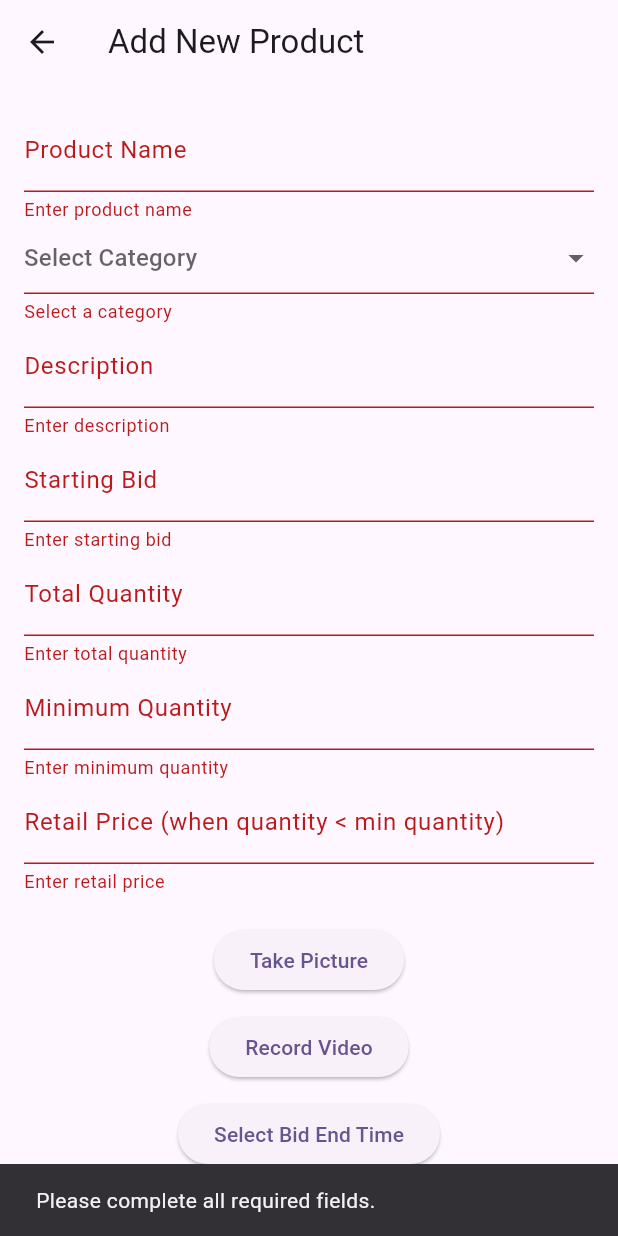
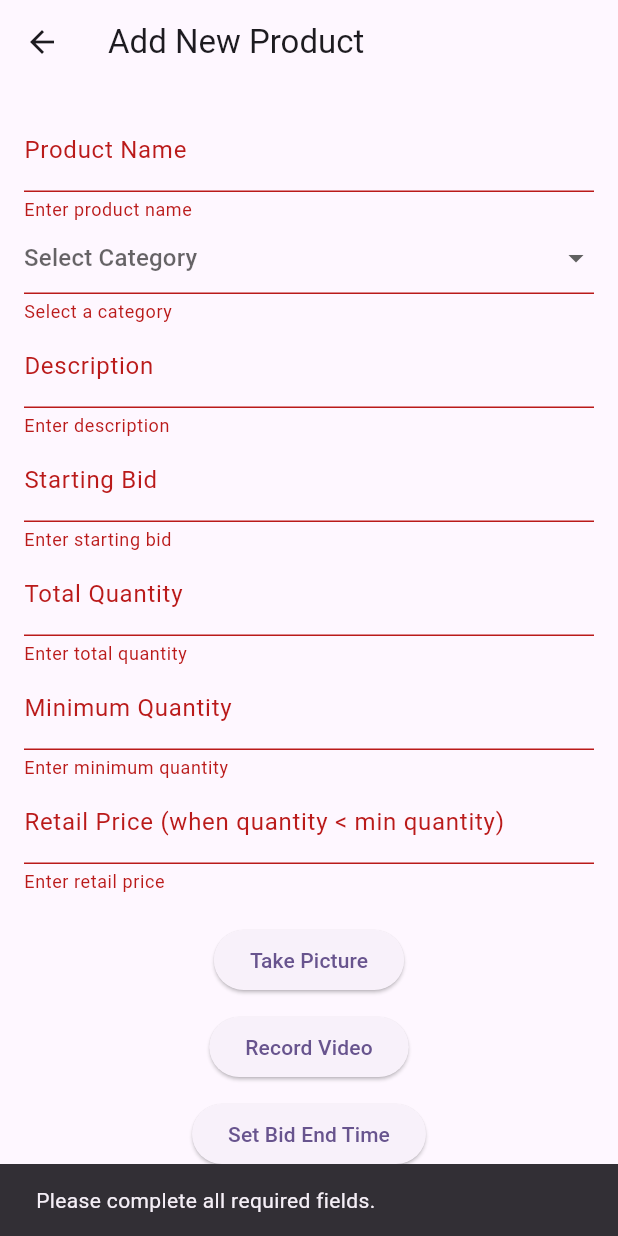
Before and after one commit to FarmConnect-1/Farmconnect, a Flutter app: the AddProductPage screen opened directly, after a tap on "Add Product", on a phone screen of 412 x 824 dp. Run offline on Flutter 3.47's test engine with Material 3 defaults, Android fonts, the phone set to English and light mode, and no system bars; our stand-ins replace cloud_firestore, firebase_auth, firebase_core, firebase_storage, image_picker, video_player; accounts and stored records are empty.

Commit message:
bhot kuch kiya hai bhai

```diff
--- a/lib/main.dart
+++ b/lib/main.dart
@@ -15,6 +15,7 @@ import 'pages/bid_history_page.dart'; // Import bid history page
 import 'pages/order_history_page.dart';
 import 'pages/farmer_order_history_page.dart';
 import 'pages/select_transport_provider.dart';
+import 'pages/retailer_offers.dart';
 
 void main() async {
   WidgetsFlutterBinding.ensureInitialized();
@@ -50,7 +51,8 @@ class MyApp extends StatelessWidget {
         '/bid_history': (context) => const BidHistoryPage(), // Bid history route
         '/order_history': (context) => const OrderHistoryPage(),
         '/farmer_order_history': (context) => const FarmerOrderHistoryPage(),
-        '/selectTransportProvider': (context) => const SelectTransportProviderPage(productId: '', productName: '',) // Ensure this is defined correctly
+        '/selectTransportProvider': (context) => const SelectTransportProviderPage(productId: '', productName: '',), // Ensure this is defined correctly
+        '/retailer_offers' : (context) => const RetailerOffers()
       },
     );
   }
--- a/lib/pages/add_product_page.dart
+++ b/lib/pages/add_product_page.dart
@@ -29,7 +29,8 @@ class _AddProductPageState extends State<AddProductPage> {
   String? _videoUrl;
 
   Future<void> _takePicture() async {
-    final pickedFile = await ImagePicker().pickImage(source: ImageSource.camera);
+    final pickedFile =
+    await ImagePicker().pickImage(source: ImageSource.camera);
     if (pickedFile != null) {
       setState(() {
         _isLoading = true;
@@ -54,7 +55,8 @@ class _AddProductPageState extends State<AddProductPage> {
   }
 
   Future<void> _recordVideo() async {
-    final pickedFile = await ImagePicker().pickVideo(source: ImageSource.camera);
+    final pickedFile =
+    await ImagePicker().pickVideo(source: ImageSource.camera);
     if (pickedFile != null) {
       setState(() {
         _isLoading = true;
@@ -75,7 +77,8 @@ class _AddProductPageState extends State<AddProductPage> {
   Future<String?> _uploadFile(File file, String folder) async {
     try {
       String fileName = DateTime.now().millisecondsSinceEpoch.toString();
-      Reference storageRef = FirebaseStorage.instance.ref().child('$folder/$fileName');
+      Reference storageRef =
+      FirebaseStorage.instance.ref().child('$folder/$fileName');
       await storageRef.putFile(file);
       return await storageRef.getDownloadURL();
     } catch (e) {
@@ -85,7 +88,9 @@ class _AddProductPageState extends State<AddProductPage> {
   }
 
   Future<void> _addProduct() async {
-    if (!_formKey.currentState!.validate() || _imageFiles.isEmpty || _bidEndTime == null) {
+    if (!_formKey.currentState!.validate() ||
+        _imageFiles.isEmpty ||
+        _bidEndTime == null) {
       ScaffoldMessenger.of(context).showSnackBar(
         const SnackBar(content: Text('Please complete all required fields.')),
       );
@@ -122,7 +127,19 @@ class _AddProductPageState extends State<AddProductPage> {
           const SnackBar(content: Text('Product added successfully')),
         );
 
-        _resetForm();
+        productNameController.clear();
+        descriptionController.clear();
+        startingBidController.clear();
+        totalQuantityController.clear();
+        minQuantityController.clear();
+        retailPriceController.clear();
+        _imageFiles.clear();
+        _imageUrls.clear();
+        _videoFile = null;
+        _bidEndTime = null;
+
+        Navigator.of(context)
+            .pushNamedAndRemoveUntil('/farmer_home', (route) => false);
       } catch (e) {
         ScaffoldMessenger.of(context).showSnackBar(
           SnackBar(content: Text('Error adding product: $e')),
@@ -133,21 +150,6 @@ class _AddProductPageState extends State<AddProductPage> {
         });
       }
     }
-  }
-
-  void _resetForm() {
-    productNameController.clear();
-    descriptionController.clear();
-    startingBidController.clear();
-    totalQuantityController.clear();
-    minQuantityController.clear();
-    retailPriceController.clear();
-    _imageFiles.clear();
-    _imageUrls.clear();
-    _videoFile = null;
-    _bidEndTime = null;
-
-    Navigator.of(context).pushNamedAndRemoveUntil('/farmer_home', (route) => false);
   }
 
   Future<void> _pickEndTime(BuildContext context) async {
@@ -166,13 +168,8 @@ class _AddProductPageState extends State<AddProductPage> {
 
       if (pickedTime != null) {
         setState(() {
-          _bidEndTime = DateTime(
-            pickedDate.year,
-            pickedDate.month,
-            pickedDate.day,
-            pickedTime.hour,
-            pickedTime.minute,
-          );
+          _bidEndTime = DateTime(pickedDate.year, pickedDate.month,
+              pickedDate.day, pickedTime.hour, pickedTime.minute);
         });
       }
     }
@@ -194,7 +191,8 @@ class _AddProductPageState extends State<AddProductPage> {
                 TextFormField(
                   controller: productNameController,
                   decoration: const InputDecoration(labelText: 'Product Name'),
-                  validator: (value) => value == null || value.isEmpty ? 'Enter product name' : null,
+                  validator: (value) =>
+                  value == null || value.isEmpty ? 'Enter product name' : null,
                 ),
                 DropdownButtonFormField<String>(
                   hint: const Text('Select Category'),
@@ -202,7 +200,8 @@ class _AddProductPageState extends State<AddProductPage> {
                   items: ['grains', 'veges', 'fruits']
                       .map((category) => DropdownMenuItem(
                     value: category,
-                    child: Text(category[0].toUpperCase() + category.substring(1)),
+                    child: Text(
+                        category[0].toUpperCase() + category.substring(1)),
                   ))
                       .toList(),
                   onChanged: (value) {
@@ -210,20 +209,26 @@ class _AddProductPageState extends State<AddProductPage> {
                       _selectedCategory = value;
                     });
                   },
-                  validator: (value) => value == null ? 'Select a category' : null,
+                  validator: (value) =>
+                  value == null ? 'Select a category' : null,
                 ),
                 TextFormField(
                   controller: descriptionController,
                   decoration: const InputDecoration(labelText: 'Description'),
-                  validator: (value) => value == null || value.isEmpty ? 'Enter description' : null,
+                  validator: (value) =>
+                  value == null || value.isEmpty ? 'Enter description' : null,
                 ),
                 TextFormField(
                   controller: startingBidController,
                   decoration: const InputDecoration(labelText: 'Starting Bid'),
                   keyboardType: TextInputType.number,
                   validator: (value) {
-                    if (value == null || value.isEmpty) return 'Enter starting bid';
-                    if (double.tryParse(value) == null) return 'Enter a valid number';
+                    if (value == null || value.isEmpty) {
+                      return 'Enter starting bid';
+                    }
+                    if (double.tryParse(value) == null) {
+                      return 'Enter a valid number';
+                    }
                     return null;
                   },
                 ),
@@ -232,8 +237,12 @@ class _AddProductPageState extends State<AddProductPage> {
                   decoration: const InputDecoration(labelText: 'Total Quantity'),
                   keyboardType: TextInputType.number,
                   validator: (value) {
-                    if (value == null || value.isEmpty) return 'Enter total quantity';
-                    if (int.tryParse(value) == null) return 'Enter a valid number';
+                    if (value == null || value.isEmpty) {
+                      return 'Enter total quantity';
+                    }
+                    if (int.tryParse(value) == null) {
+                      return 'Enter a valid number';
+                    }
                     return null;
                   },
                 ),
@@ -242,8 +251,12 @@ class _AddProductPageState extends State<AddProductPage> {
                   decoration: const InputDecoration(labelText: 'Minimum Quantity'),
                   keyboardType: TextInputType.number,
                   validator: (value) {
-                    if (value == null || value.isEmpty) return 'Enter minimum quantity';
-                    if (int.tryParse(value) == null) return 'Enter a valid number';
+                    if (value == null || value.isEmpty) {
+                      return 'Enter minimum quantity';
+                    }
+                    if (int.tryParse(value) == null) {
+                      return 'Enter a valid number';
+                    }
                     return null;
                   },
                 ),
@@ -253,13 +266,20 @@ class _AddProductPageState extends State<AddProductPage> {
                       labelText: 'Retail Price (when quantity < min quantity)'),
                   keyboardType: TextInputType.number,
                   validator: (value) {
-                    if (value == null || value.isEmpty) return 'Enter retail price';
-                    if (double.tryParse(value) == null) return 'Enter a valid price';
+                    if (value == null || value.isEmpty) {
+                      return 'Enter retail price';
+                    }
+                    if (double.tryParse(value) == null) {
+                      return 'Enter a valid price';
+                    }
                     return null;
                   },
                 ),
                 const SizedBox(height: 20),
-                ElevatedButton(onPressed: _takePicture, child: const Text('Take Picture')),
+                ElevatedButton(
+                  onPressed: _takePicture,
+                  child: const Text('Take Picture'),
+                ),
                 const SizedBox(height: 10),
                 if (_imageFiles.isNotEmpty)
                   SizedBox(
@@ -273,21 +293,23 @@ class _AddProductPageState extends State<AddProductPage> {
                       ),
                     ),
                   ),
-                ElevatedButton(onPressed: _recordVideo, child: const Text('Record Video')),
+                ElevatedButton(
+                  onPressed: _recordVideo,
+                  child: const Text('Record Video'),
+                ),
                 const SizedBox(height: 10),
-                if (_videoFile != null) const Text('Video Recorded'),
                 ElevatedButton(
                   onPressed: () => _pickEndTime(context),
-                  child: const Text('Select Bid End Time'),
+                  child: const Text('Set Bid End Time'),
                 ),
-                const SizedBox(height: 10),
-                if (_bidEndTime != null) Text('Bid End Time: $_bidEndTime'),
+                if (_bidEndTime != null)
+                  Text(
+                      'Bid End Time: ${_bidEndTime!.toLocal().toString().split(' ')[0]} ${_bidEndTime!.toLocal().toString().split(' ')[1]}'),
                 const SizedBox(height: 20),
-                if (_isLoading) const CircularProgressIndicator(),
-                ElevatedButton(
-                  onPressed: _isLoading ? null : _addProduct,
-                  child: const Text('Add Product'),
-                ),
+                _isLoading
+                    ? const CircularProgressIndicator()
+                    : ElevatedButton(
+                    onPressed: _addProduct, child: const Text('Add Product')),
               ],
             ),
           ),
```
Also changed, not shown: lib/pages/farmer_products_details_page.dart (+56 -49 lines), lib/pages/product_details_page.dart (+73 -140 lines), lib/pages/retailer_home_page.dart (+39 -31 lines), lib/pages/retailer_offers.dart (added, +119 -0 lines).
